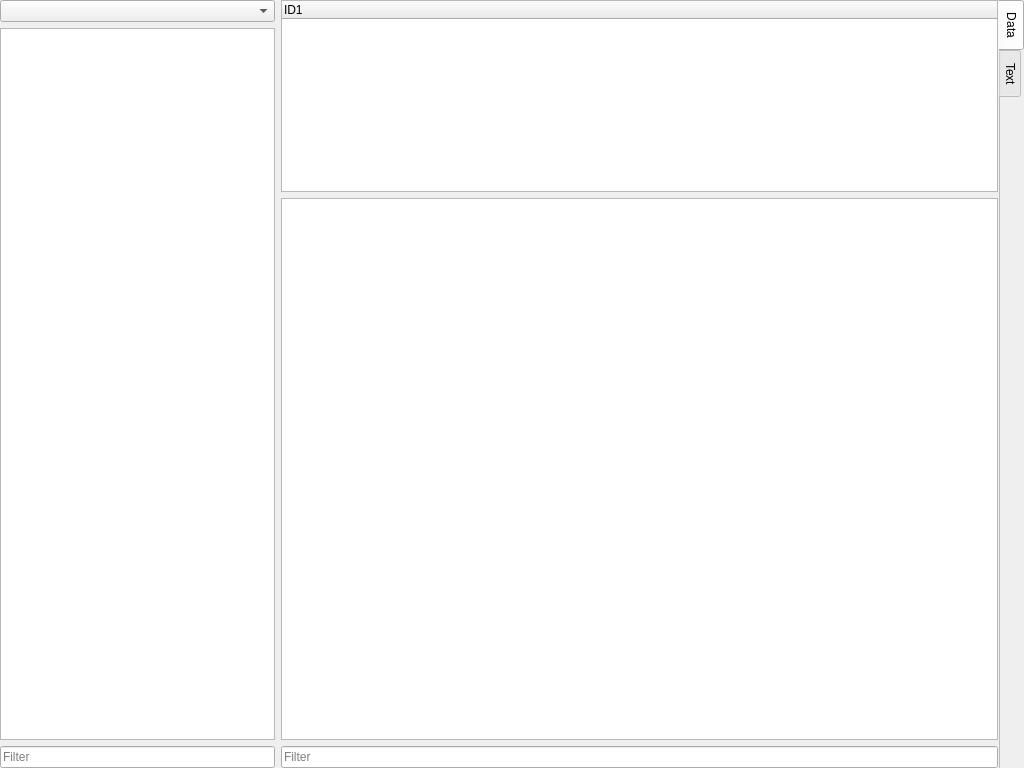
KDAB/knut, file src/rcui/rcfileview.ui: the form before one commit.
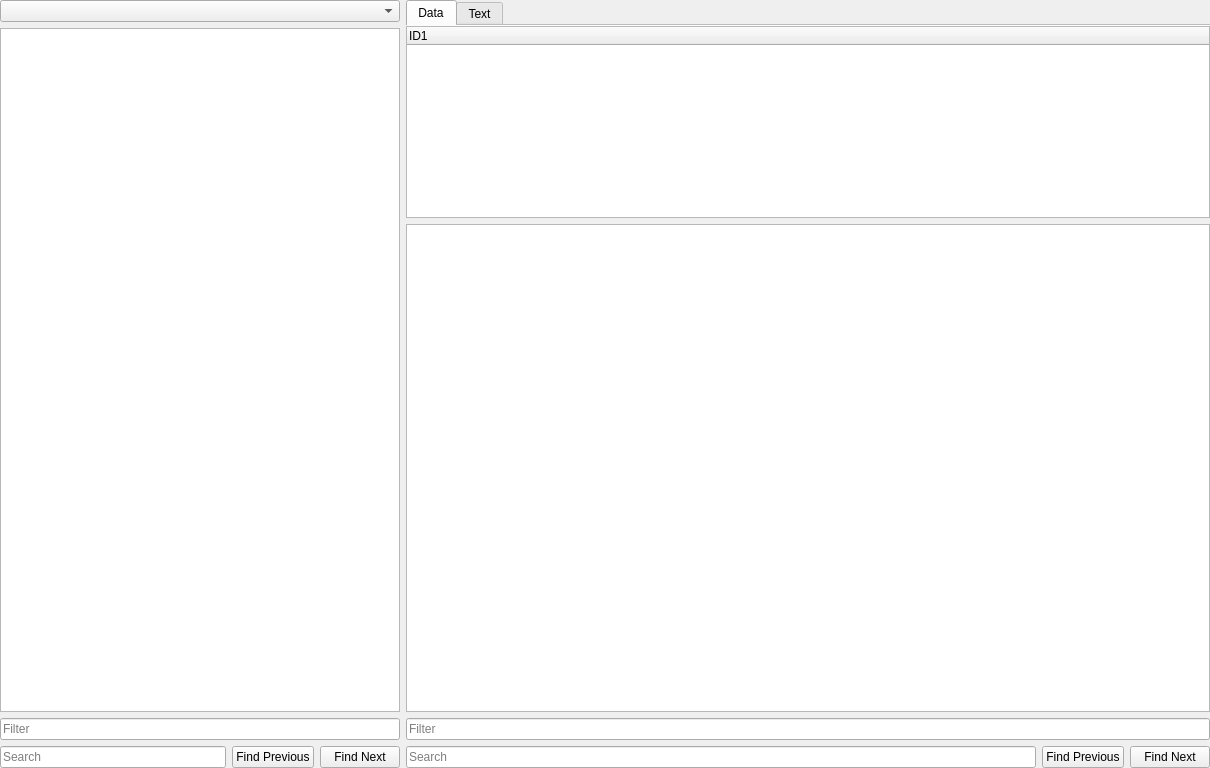
The form after the commit.

Commit message:
feat: improve search in document (#25)
Fixes tasks:
QtUiDocument
QtTsDocument
RCDocument text view
RCDocument central view
RCDocument left tree

Diff of the .ui file:
```diff
--- a/src/rcui/rcfileview.ui
+++ b/src/rcui/rcfileview.ui
@@ -6,7 +6,7 @@
    <rect>
     <x>0</x>
     <y>0</y>
-    <width>1024</width>
+    <width>1210</width>
     <height>768</height>
    </rect>
   </property>
@@ -36,17 +36,17 @@
      </property>
      <property name="minimumSize">
       <size>
-       <width>275</width>
+       <width>400</width>
        <height>0</height>
       </size>
      </property>
      <property name="maximumSize">
       <size>
-       <width>275</width>
+       <width>400</width>
        <height>16777215</height>
       </size>
      </property>
-     <layout class="QVBoxLayout" name="verticalLayout">
+     <layout class="QGridLayout" name="gridLayout">
       <property name="leftMargin">
        <number>0</number>
       </property>
@@ -59,10 +59,10 @@
       <property name="bottomMargin">
        <number>0</number>
       </property>
-      <item>
+      <item row="0" column="0" colspan="3">
        <widget class="QComboBox" name="languageCombo"/>
       </item>
-      <item>
+      <item row="1" column="0" colspan="3">
        <widget class="QTreeView" name="dataView">
         <property name="headerHidden">
          <bool>true</bool>
@@ -72,7 +72,7 @@
         </attribute>
        </widget>
       </item>
-      <item>
+      <item row="2" column="0" colspan="3">
        <widget class="QLineEdit" name="dataFilter">
         <property name="placeholderText">
          <string>Filter</string>
@@ -82,13 +82,43 @@
         </property>
        </widget>
       </item>
+      <item row="3" column="0">
+       <widget class="QLineEdit" name="dataSearch">
+        <property name="sizeIncrement">
+         <size>
+          <width>1</width>
+          <height>0</height>
+         </size>
+        </property>
+        <property name="placeholderText">
+         <string>Search</string>
+        </property>
+        <property name="clearButtonEnabled">
+         <bool>true</bool>
+        </property>
+       </widget>
+      </item>
+      <item row="3" column="1">
+       <widget class="QPushButton" name="dataFindPrevious">
+        <property name="text">
+         <string>Find Previous</string>
+        </property>
+       </widget>
+      </item>
+      <item row="3" column="2">
+       <widget class="QPushButton" name="dataFindNext">
+        <property name="text">
+         <string>Find Next</string>
+        </property>
+       </widget>
+      </item>
      </layout>
     </widget>
    </item>
    <item>
     <widget class="QTabWidget" name="tabWidget">
      <property name="tabPosition">
-      <enum>QTabWidget::TabPosition::East</enum>
+      <enum>QTabWidget::North</enum>
      </property>
      <property name="currentIndex">
       <number>0</number>
@@ -100,7 +130,7 @@
       <attribute name="title">
        <string>Data</string>
       </attribute>
-      <layout class="QVBoxLayout" name="verticalLayout_2">
+      <layout class="QGridLayout" name="gridLayout_2">
        <property name="leftMargin">
         <number>0</number>
        </property>
@@ -113,7 +143,7 @@
        <property name="bottomMargin">
         <number>0</number>
        </property>
-       <item>
+       <item row="0" column="0" colspan="3">
         <widget class="QTreeWidget" name="propertyView">
          <property name="sizePolicy">
           <sizepolicy hsizetype="Expanding" vsizetype="Preferred">
@@ -131,14 +161,26 @@
          </column>
         </widget>
        </item>
-       <item>
+       <item row="1" column="0" colspan="3">
         <widget class="QTreeView" name="contentView">
+         <property name="minimumSize">
+          <size>
+           <width>800</width>
+           <height>0</height>
+          </size>
+         </property>
+         <property name="selectionBehavior">
+          <enum>QAbstractItemView::SelectRows</enum>
+         </property>
+         <property name="indentation">
+          <number>20</number>
+         </property>
          <property name="rootIsDecorated">
           <bool>false</bool>
          </property>
         </widget>
        </item>
-       <item>
+       <item row="2" column="0" colspan="3">
         <widget class="QLineEdit" name="contentFilter">
          <property name="placeholderText">
           <string>Filter</string>
@@ -148,6 +190,36 @@
          </property>
         </widget>
        </item>
+       <item row="3" column="0">
+        <widget class="QLineEdit" name="contentSearch">
+         <property name="sizeIncrement">
+          <size>
+           <width>1</width>
+           <height>0</height>
+          </size>
+         </property>
+         <property name="placeholderText">
+          <string>Search</string>
+         </property>
+         <property name="clearButtonEnabled">
+          <bool>true</bool>
+         </property>
+        </widget>
+       </item>
+       <item row="3" column="1">
+        <widget class="QPushButton" name="contentFindPrevious">
+         <property name="text">
+          <string>Find Previous</string>
+         </property>
+        </widget>
+       </item>
+       <item row="3" column="2">
+        <widget class="QPushButton" name="contentFindNext">
+         <property name="text">
+          <string>Find Next</string>
+         </property>
+        </widget>
+       </item>
       </layout>
      </widget>
      <widget class="QWidget" name="tab_2">
```
Left out of the diff: 32 changed lines with no effect on the pictures. The commit also changes 14 other files.
